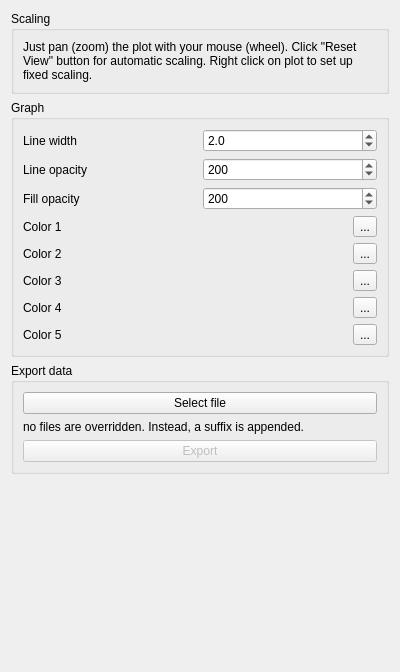
This is linien-gui/linien_gui/ui/view_panel.ui in linien-org/linien as Qt 5 draws it before an edit. The edited form follows.
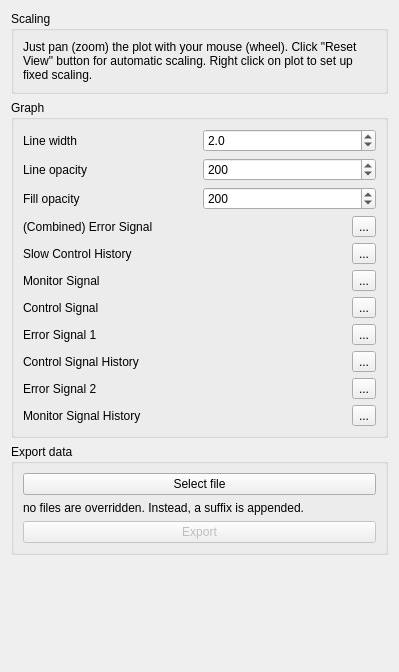
This is the edited form. Custom widgets are drawn as their Qt base class.

Commit message: use unique Tableau colors for everything

The edit to the form file:
```diff
--- a/linien-gui/linien_gui/ui/view_panel.ui
+++ b/linien-gui/linien_gui/ui/view_panel.ui
@@ -6,7 +6,7 @@
    <rect>
     <x>0</x>
     <y>0</y>
-    <width>400</width>
+    <width>399</width>
     <height>672</height>
    </rect>
   </property>
@@ -122,7 +122,7 @@
         <item>
          <widget class="QLabel" name="label_6">
           <property name="text">
-           <string>Color 1</string>
+           <string>(Combined) Error Signal</string>
           </property>
          </widget>
         </item>
@@ -156,7 +156,7 @@
         <item>
          <widget class="QLabel" name="label_4">
           <property name="text">
-           <string>Color 2</string>
+           <string>Slow Control History</string>
           </property>
          </widget>
         </item>
@@ -187,7 +187,7 @@
         <item>
          <widget class="QLabel" name="label_3">
           <property name="text">
-           <string>Color 3</string>
+           <string>Monitor Signal</string>
           </property>
          </widget>
         </item>
@@ -218,7 +218,7 @@
         <item>
          <widget class="QLabel" name="color_3">
           <property name="text">
-           <string>Color 4</string>
+           <string>Control Signal</string>
           </property>
          </widget>
         </item>
@@ -249,7 +249,7 @@
         <item>
          <widget class="QLabel" name="color_4">
           <property name="text">
-           <string>Color 5</string>
+           <string>Error Signal 1</string>
           </property>
          </widget>
         </item>
@@ -267,7 +267,100 @@
          </widget>
         </item>
         <item>
-         <widget class="QToolButton" name="edit_color_4">
+         <widget class="QToolButton" name="editColorButton7">
+          <property name="text">
+           <string>...</string>
+          </property>
+         </widget>
+        </item>
+       </layout>
+      </item>
+      <item>
+       <layout class="QHBoxLayout" name="displayColorLayout5">
+        <item>
+         <widget class="QLabel" name="colorLabel5">
+          <property name="text">
+           <string>Control Signal History</string>
+          </property>
+         </widget>
+        </item>
+        <item>
+         <widget class="QLabel" name="displayColorLabel5">
+          <property name="maximumSize">
+           <size>
+            <width>50</width>
+            <height>16777215</height>
+           </size>
+          </property>
+          <property name="text">
+           <string/>
+          </property>
+         </widget>
+        </item>
+        <item>
+         <widget class="QToolButton" name="editColorButton5">
+          <property name="text">
+           <string>...</string>
+          </property>
+         </widget>
+        </item>
+       </layout>
+      </item>
+      <item>
+       <layout class="QHBoxLayout" name="displayColorLayout4">
+        <item>
+         <widget class="QLabel" name="colorLabel4">
+          <property name="text">
+           <string>Error Signal 2</string>
+          </property>
+         </widget>
+        </item>
+        <item>
+         <widget class="QLabel" name="displayColorLabel4">
+          <property name="maximumSize">
+           <size>
+            <width>50</width>
+            <height>16777215</height>
+           </size>
+          </property>
+          <property name="text">
+           <string/>
+          </property>
+         </widget>
+        </item>
+        <item>
+         <widget class="QToolButton" name="editColorButton4">
+          <property name="text">
+           <string>...</string>
+          </property>
+         </widget>
+        </item>
+       </layout>
+      </item>
+      <item>
+       <layout class="QHBoxLayout" name="displayColorLayout6">
+        <item>
+         <widget class="QLabel" name="colorLabel6">
+          <property name="text">
+           <string>Monitor Signal History</string>
+          </property>
+         </widget>
+        </item>
+        <item>
+         <widget class="QLabel" name="displayColorLabel6">
+          <property name="maximumSize">
+           <size>
+            <width>50</width>
+            <height>16777215</height>
+           </size>
+          </property>
+          <property name="text">
+           <string/>
+          </property>
+         </widget>
+        </item>
+        <item>
+         <widget class="QToolButton" name="editColorButton6">
           <property name="text">
            <string>...</string>
           </property>
```
Left out of the diff: 60 changed lines with no effect on the pictures. The commit also changes 2 other files.
